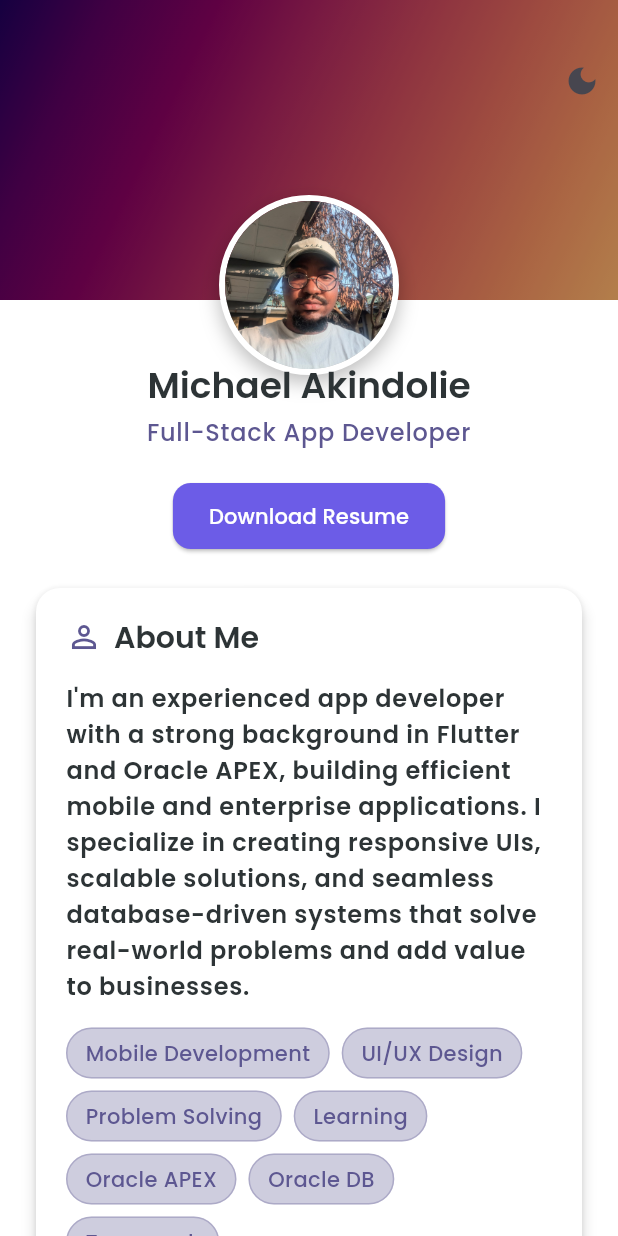
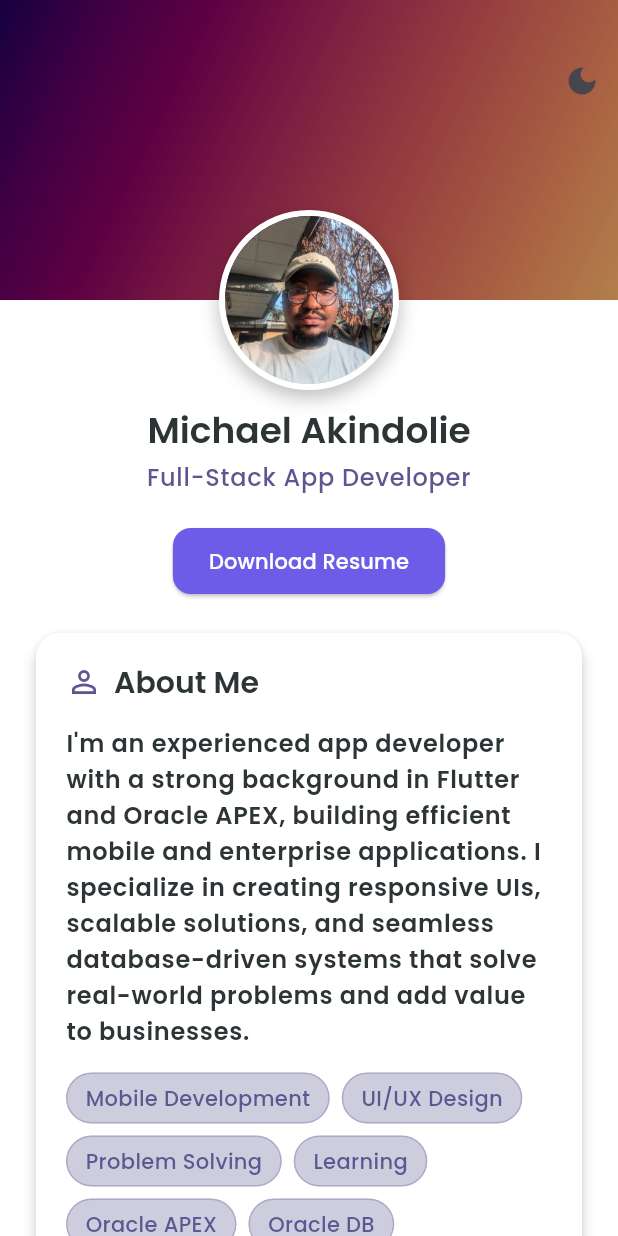
Before and after one commit to Akindolie/profile_app, a Flutter app: the screen it shows after launch, on a phone screen of 412 x 824 dp. Run offline on Flutter 3.47's test engine with Material 3 defaults, Android fonts, the phone set to English and light mode, and no system bars; our stand-ins replace font_awesome_flutter, open_file.

Commit message:
Added padding between the avatar and the name

```diff
--- a/lib/widgets/profile_header.dart
+++ b/lib/widgets/profile_header.dart
@@ -24,7 +24,8 @@ class _ProfileHeaderState extends State<ProfileHeader> {
   Widget build(BuildContext context) {
     final isDark = Theme.of(context).brightness == Brightness.dark;
     return SizedBox(
-      height: 300,
+      //decoration: BoxDecoration(color: Colors.red),
+      height: 330,
       child: Stack(
         children: [
           Container(
@@ -68,7 +69,7 @@ class _ProfileHeaderState extends State<ProfileHeader> {
             ),
           ),
           Positioned(
-            bottom: 50,
+            bottom: 70,
             left: 0,
             right: 0,
             child: Center(
@@ -106,6 +107,7 @@ class _ProfileHeaderState extends State<ProfileHeader> {
             right: 0,
             child: Column(
               children: [
+                const SizedBox(height: 18),
                 Text(
                   'Michael Akindolie',
                   style: Theme.of(context).textTheme.headlineMedium,
```
